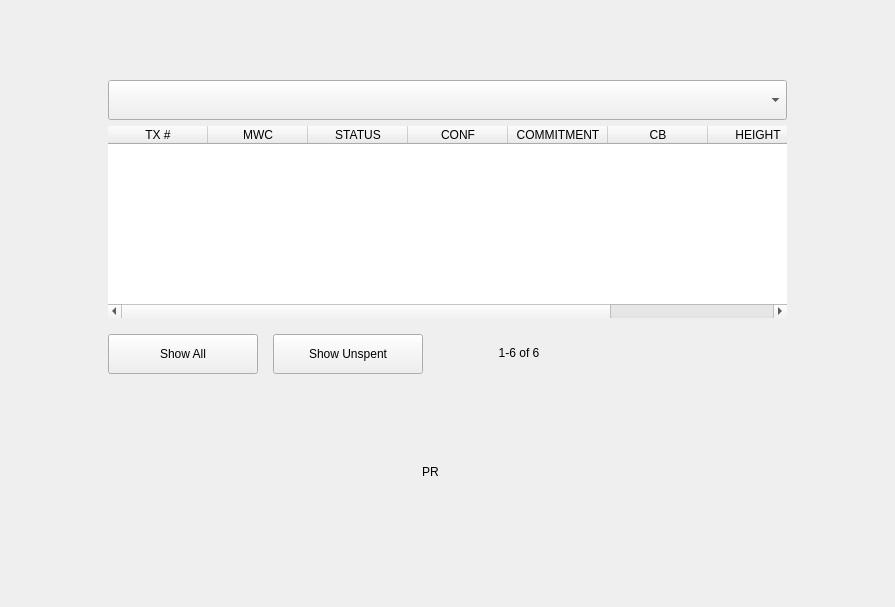
First picture: the form in windows/e_outputs.ui, repository 0xkobe/mwc-wallet, before the edit.
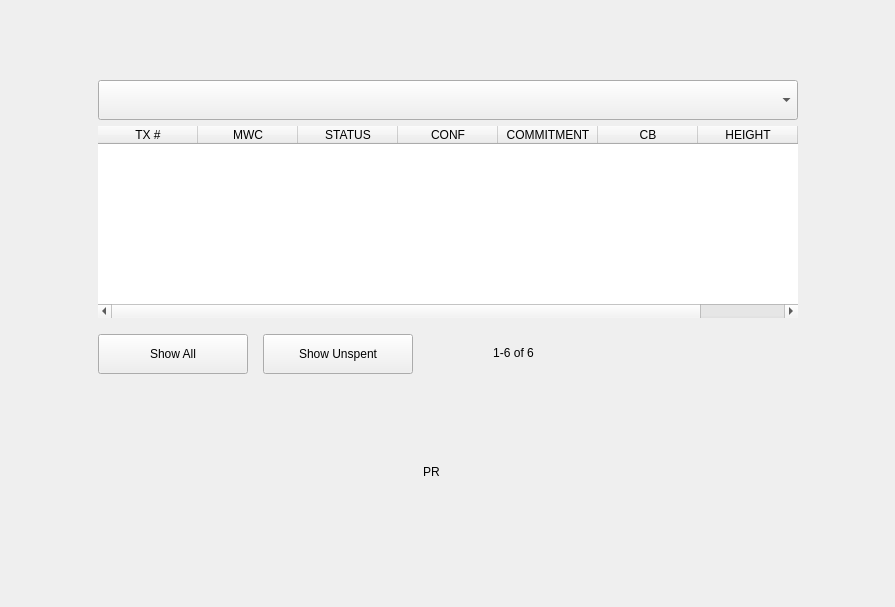
Second picture: the form after the edit. Icons and pictures are not drawn. Custom widgets are drawn as their Qt base class.

Commit message: HODL, some formatting

Diff of the .ui file:
```diff
--- a/windows/e_outputs.ui
+++ b/windows/e_outputs.ui
@@ -219,13 +219,13 @@
               </property>
               <property name="minimumSize">
                <size>
-                <width>230</width>
+                <width>270</width>
                 <height>42</height>
                </size>
               </property>
               <property name="maximumSize">
                <size>
-                <width>230</width>
+                <width>270</width>
                 <height>42</height>
                </size>
               </property>
@@ -240,7 +240,7 @@
                 <rect>
                  <x>0</x>
                  <y>3</y>
-                 <width>124</width>
+                 <width>171</width>
                  <height>34</height>
                 </rect>
                </property>
@@ -254,7 +254,7 @@
               <widget class="control::MwcPushButtonRound" name="nextBtn">
                <property name="geometry">
                 <rect>
-                 <x>138</x>
+                 <x>175</x>
                  <y>0</y>
                  <width>40</width>
                  <height>40</height>
@@ -307,7 +307,7 @@
               <widget class="control::MwcPushButtonRound" name="prevBtn">
                <property name="geometry">
                 <rect>
-                 <x>186</x>
+                 <x>225</x>
                  <y>0</y>
                  <width>40</width>
                  <height>40</height>
```
The commit also changes 2 other files.
